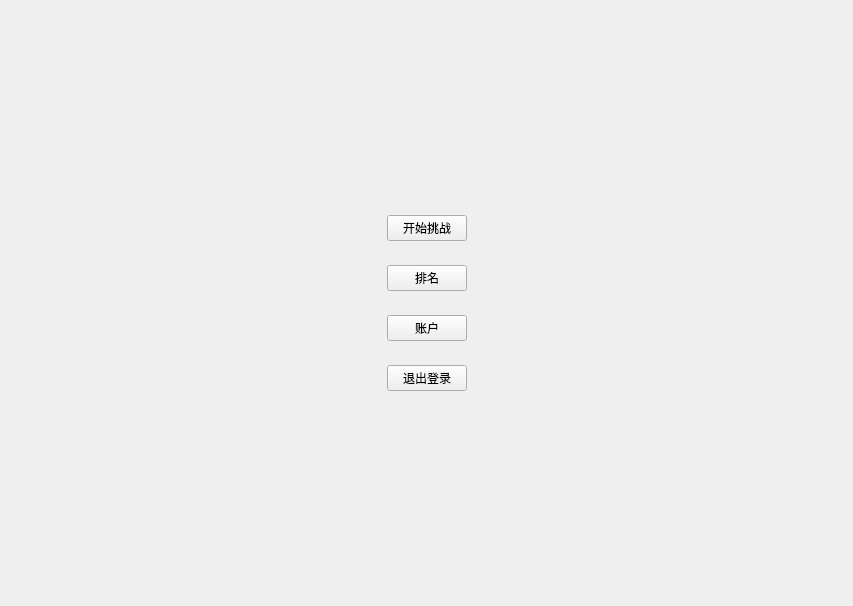
Before: the Qt Designer form answerwindow.ui in Euler-lne/Word_Elimination, drawn with Qt 5.
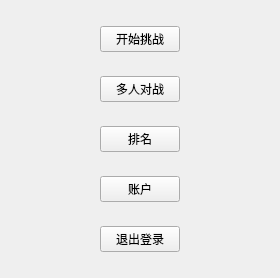
After: the same form once the commit is applied.

Patch:
```diff
--- a/answerwindow.ui
+++ b/answerwindow.ui
@@ -6,8 +6,8 @@
    <rect>
     <x>0</x>
     <y>0</y>
-    <width>853</width>
-    <height>606</height>
+    <width>280</width>
+    <height>278</height>
    </rect>
   </property>
   <property name="windowTitle">
@@ -66,6 +66,45 @@
      </layout>
     </widget>
    </item>
+   <item>
+    <widget class="QWidget" name="widget_5" native="true">
+     <layout class="QHBoxLayout" name="horizontalLayout_4">
+      <item>
+       <spacer name="horizontalSpacer_7">
+        <property name="orientation">
+         <enum>Qt::Horizontal</enum>
+        </property>
+        <property name="sizeHint" stdset="0">
+         <size>
+          <width>40</width>
+          <height>20</height>
+         </size>
+        </property>
+       </spacer>
+      </item>
+      <item>
+       <widget class="QPushButton" name="multiplayerBtn">
+        <property name="text">
+         <string>多人对战</string>
+        </property>
+       </widget>
+      </item>
+      <item>
+       <spacer name="horizontalSpacer_8">
+        <property name="orientation">
+         <enum>Qt::Horizontal</enum>
+        </property>
+        <property name="sizeHint" stdset="0">
+         <size>
+          <width>40</width>
+          <height>20</height>
+         </size>
+        </property>
+       </spacer>
+      </item>
+     </layout>
+    </widget>
+   </item>
    <item>
     <widget class="QWidget" name="widget_2" native="true">
      <layout class="QHBoxLayout" name="horizontalLayout_2">
```
